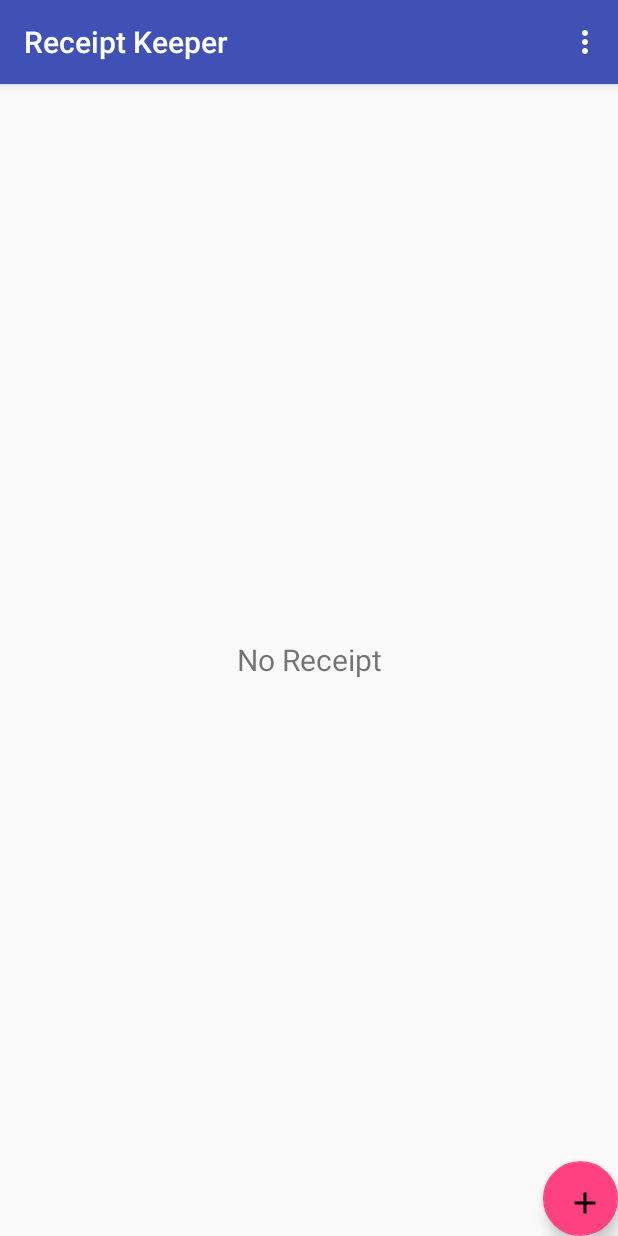
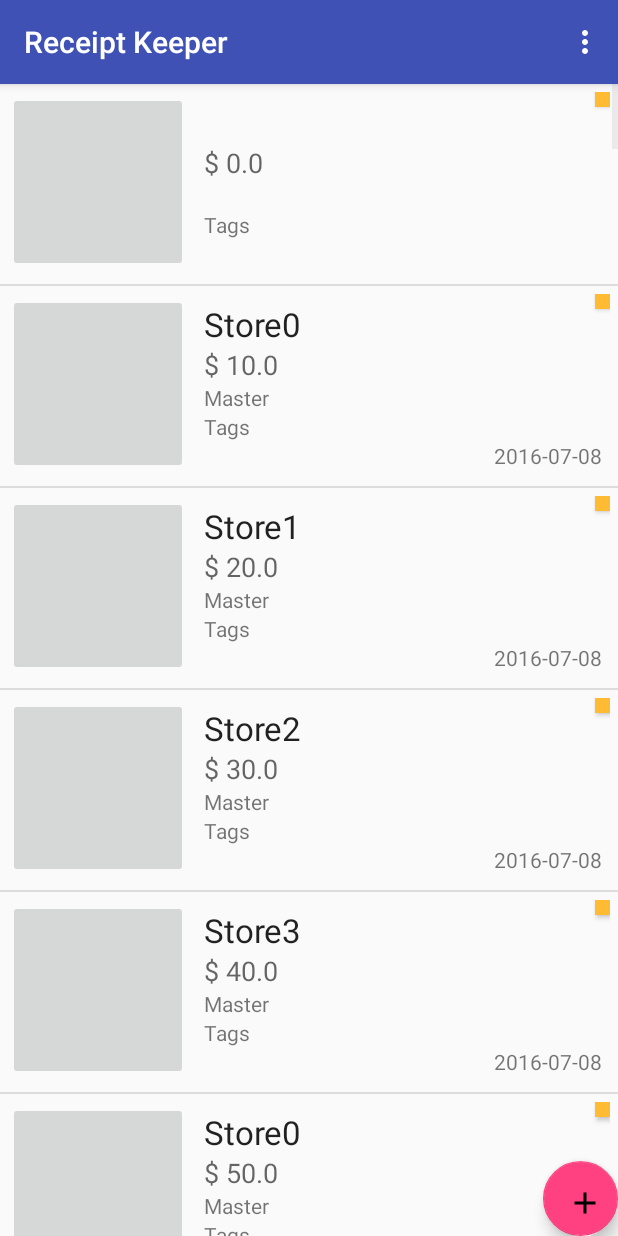
Before and after one commit to HassanNahhal/capstone_android, an Android app: the Home2Activity screen opened directly, with no data from a screen before it, on a phone screen of 412 x 824 dp. Run offline under Robolectric (Android 15) with nearby library versions, the phone set to English and light mode, and no system bars; pictures from the network do not load; 1 statement that could not run was skipped.

Commit message:
resubmit to dev_prod

```diff
--- a/Receipt_Keeper/app/src/main/java/com/conestogac/receipt_keeper/ReceiptCursorAdapter.java
+++ b/Receipt_Keeper/app/src/main/java/com/conestogac/receipt_keeper/ReceiptCursorAdapter.java
@@ -77,7 +77,7 @@ public class ReceiptCursorAdapter extends CursorAdapter {
         //Todo depends on payment -> Show different icon
         Log.d(TAG,"Payment: "+cursor.getString(cursor.getColumnIndexOrThrow(DBHelper.RECEIPT_PAYMENT_METHOD)));
         // TODO: 16-07-12
-        tvTags.setText(cursor.getString(cursor.getColumnIndexOrThrow(DBHelper.TAG_NAME)));
+        // Todo tvTags.setText(cursor.getString(cursor.getColumnIndexOrThrow(DBHelper.TAG_NAME)));
         btIsSync.setBackgroundColor(getColorFromValue(cursor.getInt(cursor.getColumnIndexOrThrow(DBHelper.RECEIPT_IS_SYNCED))));
     }
 
--- a/Receipt_Keeper/app/src/main/java/com/conestogac/receipt_keeper/SQLController.java
+++ b/Receipt_Keeper/app/src/main/java/com/conestogac/receipt_keeper/SQLController.java
@@ -75,22 +75,10 @@ public class SQLController {
 
     public Cursor readAllReceipts() {
 
-        String sqlQuery = "SELECT re.*, tg.* " + " FROM "
-                + DBHelper.TABLE_RECEIPT + " re "
-                //+ DBHelper.TABLE_STORE + " st "
-                //+ DBHelper.TABLE_RECEIPT_TAG + " rt "
-                + " INNER JOIN " + DBHelper.TABLE_RECEIPT_TAG + " rt "
-                + " ON rt." + DBHelper.FK_RECEIPT_ID + "=re." + DBHelper.RECEIPT_ID
-                + " INNER JOIN " + DBHelper.TABLE_TAG + " tg "
-                + " ON rt." + DBHelper.FK_TAG_ID + "=tg." + DBHelper.TAG_ID
-                //+ " WHERE re." + DBHelper.RECEIPT_ID + "=rt." + DBHelper.FK_RECEIPT_ID
-                // + " WHERE re." + DBHelper.RECEIPT_FK_STORE_ID + "=st." + DBHelper.STORE_ID
-                + " AND re." + DBHelper.RECEIPT_ID + "=rt." + DBHelper.FK_RECEIPT_ID
-                // + " AND tg." + DBHelper.TAG_ID + "=rt." + DBHelper.FK_TAG_ID
-                + " GROUP BY re." + DBHelper.RECEIPT_ID
+        String sqlQuery = "SELECT * FROM " + DBHelper.TABLE_RECEIPT + " re, "
+                + DBHelper.TABLE_STORE + " st " /*+ DBHelper.TABLE_STORE + " st " */
+                + " WHERE re." + DBHelper.RECEIPT_FK_STORE_ID + "=st." + DBHelper.STORE_ID
                 + " ORDER BY re." + DBHelper.RECEIPT_DATE;
-
-        Log.d(LOG_NAME, sqlQuery);
         Cursor localCursor = this.database.rawQuery(sqlQuery, null);
         if (localCursor != null)
             localCursor.moveToFirst();
@@ -115,23 +103,20 @@ public class SQLController {
             values.put(DBHelper.RECEIPT_URL, receipt.getUrl());
         }
 
-        // [Insert row]
+        Log.d(LOG_NAME, "in insert receipt");
+        // Insert row
         long receiptId = database.insert(DBHelper.TABLE_RECEIPT, null, values);
 
         if (tags != null) {
-            // [Assigning tags to]
+            // Assigning tags to
             for (Tag tag : tags) {
-                long tagId = getTagIdByName(tag.getTagName());
-                insertReceiptTag(receiptId, tagId);
+                insertTag(tag);
+                //insertReceiptTag(receiptId, tag.getTagId());
             }
         }
 
-        insertStoreCategory(receipt.getStoreId(), receipt.getCategoryId());
-
-
         return receiptId;
     }
-
 
     public Cursor getStoreCategoryIds() {
         Cursor localCursor = this.database.query(DBHelper.TABLE_STORE_CATEGORY,
@@ -192,6 +177,7 @@ public class SQLController {
         ContentValues values = new ContentValues();
         //values.put(TAG_ID, tag.getTagId());
         values.put(DBHelper.TAG_NAME, tag.getTagName());
+
 
         return database.insert(DBHelper.TABLE_TAG, null, values);
     }
--- a/Receipt_Keeper/app/src/main/java/com/conestogac/receipt_keeper/uploader/TestUploadActivity.java
+++ b/Receipt_Keeper/app/src/main/java/com/conestogac/receipt_keeper/uploader/TestUploadActivity.java
@@ -237,6 +237,7 @@ public class TestUploadActivity extends AppCompatActivity {
             receipt.setTotal((float)(10.0+i*10.0));
             receipt.setUrl(image);
             receipt.setPaymentMethod("Master");
+            receipt.setTagId(i%4);
             _id = dbController.insertReceipt(receipt, null);
             Log.d(TAG, "ID: "+_id);
         }
--- a/Receipt_Keeper/app/src/main/res/layout/activity_add_receipt.xml
+++ b/Receipt_Keeper/app/src/main/res/layout/activity_add_receipt.xml
@@ -90,7 +90,7 @@
         android:id="@+id/receiptIdTextView2"
         android:layout_width="wrap_content"
         android:layout_height="wrap_content"
-        android:text="@string/receipt_id"
+        android:text="@string/receiptid"
         android:textAppearance="?android:attr/textAppearanceMedium"
         android:layout_below="@+id/searchMultiSpinner"
         android:layout_alignStart="@+id/searchMultiSpinner" />
```
Also changed, not shown: Receipt_Keeper/app/src/main/images.png (added), Receipt_Keeper/app/src/main/res/mipmap-hdpi/ic_launcher.png, Receipt_Keeper/app/src/main/res/mipmap-mdpi/ic_launcher.png, Receipt_Keeper/app/src/main/res/mipmap-xhdpi/ic_launcher.png, Receipt_Keeper/app/src/main/res/mipmap-xxhdpi/ic_launcher.png, Receipt_Keeper/app/src/main/res/mipmap-xxxhdpi/ic_launcher.png.
